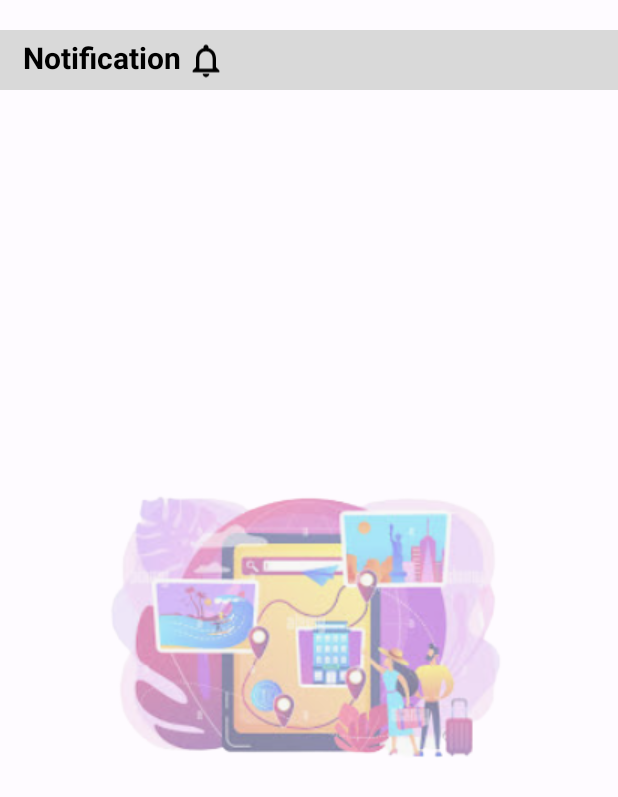
After one commit to ousl-group-Interceptor/mCamp, an Android app: the ActivityNotification screen opened directly, with no data from a screen before it, on a phone screen of 412 x 824 dp. The commit adds this screen. Shown: the top 797 px of the screen. Run offline under Robolectric (Android 15) with nearby library versions, the phone set to English and light mode, and no system bars.

Commit message:
UI Notification

```diff
--- a/app/src/main/AndroidManifest.xml
+++ b/app/src/main/AndroidManifest.xml
@@ -13,10 +13,13 @@
         android:theme="@style/Theme.MCamp"
         tools:targetApi="31">
         <activity
-            android:name=".ActivitySplash"
+            android:name=".ActivityNotification"
             android:exported="false" />
         <activity
             android:name=".MainActivity"
+            android:exported="false" />
+        <activity
+            android:name=".ActivitySplash"
             android:exported="true">
             <intent-filter>
                 <action android:name="android.intent.action.MAIN" />
--- /dev/null
+++ b/app/src/main/java/com/interceptor/mcamp/ActivityNotification.java
@@ -0,0 +1,14 @@
+package com.interceptor.mcamp;
+
+import androidx.appcompat.app.AppCompatActivity;
+
+import android.os.Bundle;
+
+public class ActivityNotification extends AppCompatActivity {
+
+    @Override
+    protected void onCreate(Bundle savedInstanceState) {
+        super.onCreate(savedInstanceState);
+        setContentView(R.layout.activity_notification);
+    }
+}
--- a/app/src/main/java/com/interceptor/mcamp/ActivitySplash.java
+++ b/app/src/main/java/com/interceptor/mcamp/ActivitySplash.java
@@ -11,8 +11,13 @@ public class ActivitySplash extends AppCompatActivity {
     protected void onCreate(Bundle savedInstanceState) {
         super.onCreate(savedInstanceState);
         setContentView(R.layout.activity_splash);
+
+        if(!new SharedVariable(this).getUserID().equals("unknown")){
+            //navigate to home page
+        }
     }
 
     public void openWelcome(View view) {
+        //navigate to welcome page
     }
 }
--- a/app/src/main/java/com/interceptor/mcamp/common.java
+++ b/app/src/main/java/com/interceptor/mcamp/Common.java
@@ -22,7 +22,7 @@ import java.util.Date;
 import java.util.Locale;
 import java.util.Random;
 
-public class common {
+public class Common {
 
     private static ProgressDialog progressDialog;
     public static String description, server, rDBEmail, dataID, AlarmName, taskName, taskDescription, startTime, notifyTime, link;
@@ -160,7 +160,7 @@ public class common {
         NetworkInfo activeNetworkInfo = connectivityManager.getActiveNetworkInfo();
         boolean r = activeNetworkInfo != null && activeNetworkInfo.isConnected();
         if (!r) {
-            common.stopLoading();
+            Common.stopLoading();
             Toast.makeText(context, "No internet connection available", Toast.LENGTH_LONG).show();
         }
         return r;
--- /dev/null
+++ b/app/src/main/res/drawable/baseline_notifications_none_24.xml
@@ -0,0 +1,5 @@
+<vector android:height="24dp" android:tint="#000000"
+    android:viewportHeight="24" android:viewportWidth="24"
+    android:width="24dp" xmlns:android="http://schemas.android.com/apk/res/android">
+    <path android:fillColor="@android:color/white" android:pathData="M12,22c1.1,0 2,-0.9 2,-2h-4c0,1.1 0.9,2 2,2zM18,16v-5c0,-3.07 -1.63,-5.64 -4.5,-6.32L13.5,4c0,-0.83 -0.67,-1.5 -1.5,-1.5s-1.5,0.67 -1.5,1.5v0.68C7.64,5.36 6,7.92 6,11v5l-2,2v1h16v-1l-2,-2zM16,17L8,17v-6c0,-2.48 1.51,-4.5 4,-4.5s4,2.02 4,4.5v6z"/>
+</vector>
--- /dev/null
+++ b/app/src/main/res/layout/activity_notification.xml
@@ -0,0 +1,64 @@
+<?xml version="1.0" encoding="utf-8"?>
+<androidx.constraintlayout.widget.ConstraintLayout xmlns:android="http://schemas.android.com/apk/res/android"
+    xmlns:app="http://schemas.android.com/apk/res-auto"
+    xmlns:tools="http://schemas.android.com/tools"
+    android:layout_width="match_parent"
+    android:layout_height="match_parent"
+    tools:context=".ActivityNotification">
+
+    <ImageView
+        android:layout_width="wrap_content"
+        android:layout_height="wrap_content"
+        android:contentDescription="@string/notificationbg"
+        app:layout_constraintBottom_toBottomOf="parent"
+        app:layout_constraintEnd_toEndOf="parent"
+        app:layout_constraintStart_toStartOf="parent"
+        app:layout_constraintTop_toTopOf="parent"
+        app:srcCompat="@drawable/image_notificationbg"
+        tools:ignore="ImageContrastCheck" />
+
+    <View
+        android:layout_width="match_parent"
+        android:layout_height="match_parent"
+        android:background="#80FFFFFF"
+        app:layout_constraintBottom_toBottomOf="parent"
+        app:layout_constraintEnd_toEndOf="parent"
+        app:layout_constraintStart_toStartOf="parent"
+        app:layout_constraintTop_toTopOf="parent" />
+
+    <View
+        android:id="@+id/view"
+        android:layout_width="match_parent"
+        android:layout_height="40dp"
+        android:layout_marginTop="20dp"
+        android:background="#D9D9D9"
+        app:layout_constraintEnd_toEndOf="parent"
+        app:layout_constraintStart_toStartOf="parent"
+        app:layout_constraintTop_toTopOf="parent"/>
+
+    <TextView
+        android:id="@+id/title"
+        android:layout_width="wrap_content"
+        android:layout_height="35dp"
+        android:paddingStart="15dp"
+        android:paddingTop="2dp"
+        android:text="@string/notification"
+        android:textColor="@color/black"
+        android:textSize="20sp"
+        android:textStyle="bold"
+        app:layout_constraintBottom_toBottomOf="@+id/view"
+        app:layout_constraintTop_toTopOf="@+id/view"
+        tools:ignore="MissingConstraints,RtlSymmetry,TextSizeCheck" />
+
+    <ImageView
+        android:layout_width="30dp"
+        android:layout_height="30dp"
+        android:contentDescription="@string/notificationbg"
+        android:paddingStart="3dp"
+        app:layout_constraintBottom_toBottomOf="@id/view"
+        app:layout_constraintStart_toEndOf="@id/title"
+        app:layout_constraintTop_toTopOf="@id/view"
+        app:srcCompat="@drawable/baseline_notifications_none_24"
+        tools:ignore="ImageContrastCheck" />
+
+</androidx.constraintlayout.widget.ConstraintLayout>
--- a/app/src/main/res/values/strings.xml
+++ b/app/src/main/res/values/strings.xml
@@ -2,4 +2,6 @@
     <string name="app_name">mCamp</string>
     <string name="discription">Memory Camp</string>
     <string name="child_art">child_art</string>
+    <string name="notificationbg">NotificationBG</string>
+    <string name="notification">Notification</string>
 </resources>
--- a/build.gradle
+++ b/build.gradle
@@ -1,6 +1,7 @@
 buildscript {
     dependencies {
-        classpath 'com.google.gms:google-services:4.4.0'
+
+    classpath 'com.google.gms:google-services:4.4.0'
     }
 }// Top-level build file where you can add configuration options common to all sub-projects/modules.
 plugins {
```
Also changed, not shown: app/build.gradle (+11 -3 lines), app/src/main/java/com/interceptor/mcamp/EmailValidator.java (added, +15 -0 lines), app/src/main/java/com/interceptor/mcamp/SharedVariable.java (+10 -5 lines), app/src/main/java/com/interceptor/mcamp/sendEmail.java (added, +87 -0 lines), app/src/main/res/drawable/image_notificationbg.png (added), 1 other file.
